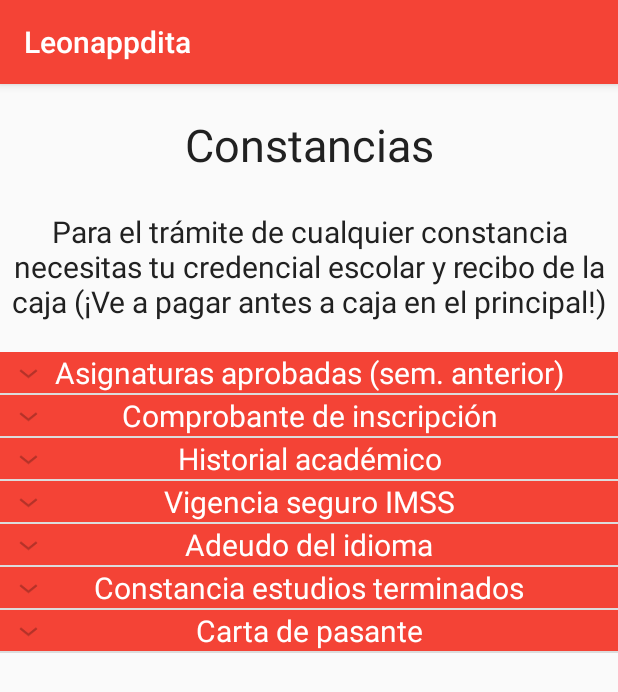
After one commit to rolandoibl/Leonappdita, an Android app: the fragment ConstanciasFragment shown on its own in the app's theme, on a phone screen of 412 x 824 dp. The commit adds this screen. Shown: the top 692 px of the screen. Run offline under Robolectric (Android 15) with nearby library versions, the phone set to English and light mode, and no system bars.

Commit message:
Lista expandible en constancias

```diff
--- /dev/null
+++ b/app/src/main/java/com/example/leonappdita/ExpandableListView/AdaptadorELVServicios.java
@@ -0,0 +1,84 @@
+package com.example.leonappdita.ExpandableListView;
+
+import android.content.Context;
+import android.view.LayoutInflater;
+import android.view.View;
+import android.view.ViewGroup;
+import android.widget.BaseExpandableListAdapter;
+import android.widget.TextView;
+
+import com.example.leonappdita.R;
+
+import java.util.ArrayList;
+import java.util.Map;
+
+public class AdaptadorELVServicios extends BaseExpandableListAdapter {
+
+    private ArrayList<String> listCategoria;
+    private Map<String, ArrayList<String>> mapChild;
+    private Context context;
+
+    public AdaptadorELVServicios(ArrayList<String> listCategoria, Map<String, ArrayList<String>> mapChild, Context context) {
+        this.listCategoria = listCategoria;
+        this.mapChild = mapChild;
+        this.context = context;
+    }
+
+    @Override
+    public int getGroupCount() {
+        return listCategoria.size();
+    }
+
+    @Override
+    public int getChildrenCount(int groupPosition) {
+        return mapChild.get(listCategoria.get(groupPosition)).size();
+    }
+
+    @Override
+    public Object getGroup(int groupPosition) {
+        return listCategoria.get(groupPosition);
+    }
+
+    @Override
+    public Object getChild(int groupPosition, int childPosition) {
+        return mapChild.get(listCategoria.get(groupPosition)).get(childPosition);
+    }
+
+    @Override
+    public long getGroupId(int groupPosition) {
+        return 0;
+    }
+
+    @Override
+    public long getChildId(int groupPosition, int childPosition) {
+        return 0;
+    }
+
+    @Override
+    public boolean hasStableIds() {
+        return false;
+    }
+
+    @Override
+    public View getGroupView(int groupPosition, boolean isExpanded, View convertView, ViewGroup parent) {
+        String tituloCategoria = (String)getGroup(groupPosition);
+        convertView = LayoutInflater.from(context).inflate(R.layout.servicios_elv_group,null);
+        TextView txvGroup = (TextView)convertView.findViewById(R.id.servElvTxvGroup);
+        txvGroup.setText(tituloCategoria);
+        return convertView;
+    }
+
+    @Override
+    public View getChildView(int groupPosition, int childPosition, boolean isLastChild, View convertView, ViewGroup parent) {
+        String item = (String)getChild(groupPosition,childPosition);
+        convertView = LayoutInflater.from(context).inflate(R.layout.servicios_elv_child,null);
+        TextView txvChild = (TextView)convertView.findViewById(R.id.servElvTxvChild);
+        txvChild.setText(item);
+        return convertView;
+    }
+
+    @Override
+    public boolean isChildSelectable(int groupPosition, int childPosition) {
+        return true;
+    }
+}
--- /dev/null
+++ b/app/src/main/java/com/example/leonappdita/Fragments/Servicios/ConstanciasFragment.java
@@ -0,0 +1,92 @@
+package com.example.leonappdita.Fragments.Servicios;
+
+import android.os.Bundle;
+import android.view.LayoutInflater;
+import android.view.View;
+import android.view.ViewGroup;
+import android.widget.ExpandableListView;
+
+import androidx.annotation.NonNull;
+import androidx.annotation.Nullable;
+import androidx.fragment.app.Fragment;
+
+import com.example.leonappdita.ExpandableListView.AdaptadorELVServicios;
+import com.example.leonappdita.R;
+
+import java.util.ArrayList;
+import java.util.HashMap;
+import java.util.Map;
+
+public class ConstanciasFragment extends Fragment {
+
+    private ExpandableListView elvConstancias;
+    private AdaptadorELVServicios adaptadorElv;
+    private ArrayList<String> categorias;
+    private Map<String,ArrayList<String>> mapChild;
+
+    @Nullable
+    @Override
+    public View onCreateView(@NonNull LayoutInflater inflater, @Nullable ViewGroup container, @Nullable Bundle savedInstanceState) {
+        View v=inflater.inflate(R.layout.fragment_servesc_constancias,container,false);
+        elvConstancias = v.findViewById(R.id.elvListaConstancias);
+        categorias = new ArrayList<>();
+        mapChild = new HashMap<>();
+        cargarLista();
+        return v;
+    }
+
+    private void cargarLista(){
+        ArrayList<String> listAsignAprov = new ArrayList<>();
+        ArrayList<String> listComprInscrip = new ArrayList<>();
+        ArrayList<String> listHistAcadem = new ArrayList<>();
+        ArrayList<String> listVigenciaSeguro = new ArrayList<>();
+        ArrayList<String> listAdeudoIdioma = new ArrayList<>();
+        ArrayList<String> listTermEstudios = new ArrayList<>();
+        ArrayList<String> listPasante = new ArrayList<>();
+
+        categorias.add("Asignaturas aprobadas (sem. anterior)");
+        categorias.add("Comprobante de inscripción");
+        categorias.add("Historial académico");
+        categorias.add("Vigencia seguro IMSS");
+        categorias.add("Adeudo del idioma");
+        categorias.add("Constancia estudios terminados");
+        categorias.add("Carta de pasante");
+
+        listAsignAprov.add("Asignaturas aprovadadas en ordinario con su calificación");
+        listAsignAprov.add("Requiere haberse inscrito el semestre anterior");
+        listAsignAprov.add("Entrega inmediata");
+
+        listComprInscrip.add("Se indica que el alumno está inscrito y se especifican fechas");
+        listComprInscrip.add("Requiere estar inscrito");
+        listComprInscrip.add("Entrega inmediata");
+
+        listHistAcadem.add("Relación no oficial de asignaturas inscritas y calificación");
+        listHistAcadem.add("Entrega inmediata");
+
+        listVigenciaSeguro.add("Datos del alumno y número de afiliación");
+        listVigenciaSeguro.add("Requiere estar inscrito y estar afiliado al IMSS por parte de la UNAM");
+        listVigenciaSeguro.add("Entrega al día siguiente");
+
+        listAdeudoIdioma.add("Constancia de créditos y promedio que dice que debe cumplir con requisito del idioma");
+        listAdeudoIdioma.add("Entrega en 3 días hábiles");
+
+        listTermEstudios.add("Muestra acreditación de todas las materias del plan de estudios");
+        listTermEstudios.add("Requiere tener el 100% de créditos");
+        listTermEstudios.add("Entrega en 3 días hábiles");
+
+        listPasante.add("Autorización para práctica profesional con promédio, créditos y duración inscrito");
+        listPasante.add("Requiere promedio mínimo de 7 y 70% de avance de créditos o 100% de avance y no más de un año de haber acabado la carrera");
+        listPasante.add("Entrega en 4 o 5 días hábiles");
+
+        mapChild.put(categorias.get(0), listAsignAprov);
+        mapChild.put(categorias.get(1), listComprInscrip);
+        mapChild.put(categorias.get(2), listHistAcadem);
+        mapChild.put(categorias.get(3), listVigenciaSeguro);
+        mapChild.put(categorias.get(4), listAdeudoIdioma);
+        mapChild.put(categorias.get(5), listTermEstudios);
+        mapChild.put(categorias.get(6), listPasante);
+
+        adaptadorElv = new AdaptadorELVServicios(categorias, mapChild, getActivity().getApplicationContext());
+        elvConstancias.setAdapter(adaptadorElv);
+    }
+}
--- a/app/src/main/java/com/example/leonappdita/Fragments/Servicios/ServEscFragment.java
+++ b/app/src/main/java/com/example/leonappdita/Fragments/Servicios/ServEscFragment.java
@@ -4,18 +4,31 @@ import android.os.Bundle;
 import android.view.LayoutInflater;
 import android.view.View;
 import android.view.ViewGroup;
+import android.widget.Button;
 
 import androidx.annotation.NonNull;
 import androidx.annotation.Nullable;
 import androidx.fragment.app.Fragment;
 
+import com.example.leonappdita.Fragments.Comida.DesayunoFragment;
 import com.example.leonappdita.R;
 
 public class ServEscFragment extends Fragment {
+    Button btnServEscConstancias;
+    Fragment fragmentSeleccionado;
+
     @Nullable
     @Override
     public View onCreateView(@NonNull LayoutInflater inflater, @Nullable ViewGroup container, @Nullable Bundle savedInstanceState) {
         View v=inflater.inflate(R.layout.fragment_servesc,container,false);
+        btnServEscConstancias = v.findViewById(R.id.btnServEscConstancias);
+        btnServEscConstancias.setOnClickListener(new View.OnClickListener() {
+            @Override
+            public void onClick(View v) {
+                fragmentSeleccionado = new ConstanciasFragment();
+                getActivity().getSupportFragmentManager().beginTransaction().replace(R.id.fragContentMain,fragmentSeleccionado).commit();
+            }
+        });
         return v;
     }
 }
--- a/app/src/main/java/com/example/leonappdita/RecyclerView/AdaptadorMuestraLibro.java
+++ b/app/src/main/java/com/example/leonappdita/RecyclerView/AdaptadorMuestraLibro.java
@@ -67,7 +67,7 @@ public class AdaptadorMuestraLibro extends FirestoreRecyclerAdapter<MuestraLibro
         holder.imgBtnCVLibro.setOnClickListener(new View.OnClickListener() {
             @Override
             public void onClick(View v) {
-                Toast.makeText(v.getContext(),"Descargando archivo...",Toast.LENGTH_SHORT).show();
+                Toast.makeText(v.getContext(),"Ingresando a contenido...",Toast.LENGTH_SHORT).show();
                 Uri uri = Uri.parse(url);
                 //Se crea un intent implicito para visualizar los links en un navegador
                 Intent intent = new Intent(Intent.ACTION_VIEW, uri);
--- /dev/null
+++ b/app/src/main/res/layout/fragment_servesc_constancias.xml
@@ -0,0 +1,43 @@
+<?xml version="1.0" encoding="utf-8"?>
+<ScrollView android:layout_height="match_parent"
+    android:layout_width="match_parent"
+    xmlns:android="http://schemas.android.com/apk/res/android">
+
+    <androidx.constraintlayout.widget.ConstraintLayout xmlns:android="http://schemas.android.com/apk/res/android"
+        android:layout_width="match_parent"
+        android:layout_height="match_parent"
+        xmlns:app="http://schemas.android.com/apk/res-auto">
+
+        <TextView
+            android:id="@+id/txvTituloConstancias"
+            android:layout_width="match_parent"
+            android:layout_height="wrap_content"
+            android:gravity="center"
+            android:text="@string/txvTituloConstancias"
+            android:textColor="@color/colorPrimaryText"
+            android:textSize="30sp"
+            app:layout_constraintTop_toTopOf="parent"
+            android:layout_marginTop="20dp"/>
+
+        <TextView
+            android:id="@+id/txvDescripcionConstancias"
+            android:layout_width="match_parent"
+            android:layout_height="wrap_content"
+            android:layout_marginTop="24dp"
+            android:gravity="center"
+            android:text="Para el trámite de cualquier constancia necesitas tu credencial escolar y recibo de la caja (¡Ve a pagar antes a caja en el principal!)"
+            android:textColor="@color/colorPrimaryText"
+            android:textSize="20sp"
+            app:layout_constraintTop_toBottomOf="@+id/txvTituloConstancias"
+            />
+
+        <ExpandableListView
+            android:layout_marginTop="20dp"
+            android:layout_width="match_parent"
+            android:layout_height="220dp"
+            android:id="@+id/elvListaConstancias"
+            app:layout_constraintTop_toBottomOf="@id/txvDescripcionConstancias"/>
+
+    </androidx.constraintlayout.widget.ConstraintLayout>
+
+</ScrollView>
--- /dev/null
+++ b/app/src/main/res/layout/servicios_elv_child.xml
@@ -0,0 +1,18 @@
+<?xml version="1.0" encoding="utf-8"?>
+<LinearLayout android:orientation="vertical"
+    xmlns:android="http://schemas.android.com/apk/res/android"
+    android:layout_height="match_parent"
+    android:layout_width="match_parent">
+
+    <TextView
+        android:layout_width="match_parent"
+        android:layout_height="wrap_content"
+        android:id="@+id/servElvTxvChild"
+        android:background="@color/colorText"
+        android:textColor="@color/colorPrimaryText"
+        android:textSize="15sp"
+        android:text=""
+        android:textAlignment="center"
+        android:gravity="center_horizontal" />
+
+</LinearLayout>
--- /dev/null
+++ b/app/src/main/res/layout/servicios_elv_group.xml
@@ -0,0 +1,18 @@
+<?xml version="1.0" encoding="utf-8"?>
+<LinearLayout android:orientation="vertical"
+    xmlns:android="http://schemas.android.com/apk/res/android"
+    android:layout_height="match_parent"
+    android:layout_width="match_parent">
+
+    <TextView
+        android:layout_width="match_parent"
+        android:layout_height="wrap_content"
+        android:id="@+id/servElvTxvGroup"
+        android:background="@color/colorPrimary"
+        android:textColor="@color/colorText"
+        android:textSize="20sp"
+        android:text="Do you see this"
+        android:textAlignment="center"
+        android:gravity="center_horizontal" />
+
+</LinearLayout>
--- a/app/src/main/res/values/strings.xml
+++ b/app/src/main/res/values/strings.xml
@@ -53,5 +53,6 @@
     <string name="strCarrera">Carrera</string>
     <string name="strNumero">Número de cuenta</string>
     <string name="strVuelveIngresarCorreo">Vuelve a ingresar tu correo</string>
+    <string name="txvTituloConstancias">Constancias</string>
 
 </resources>
```
